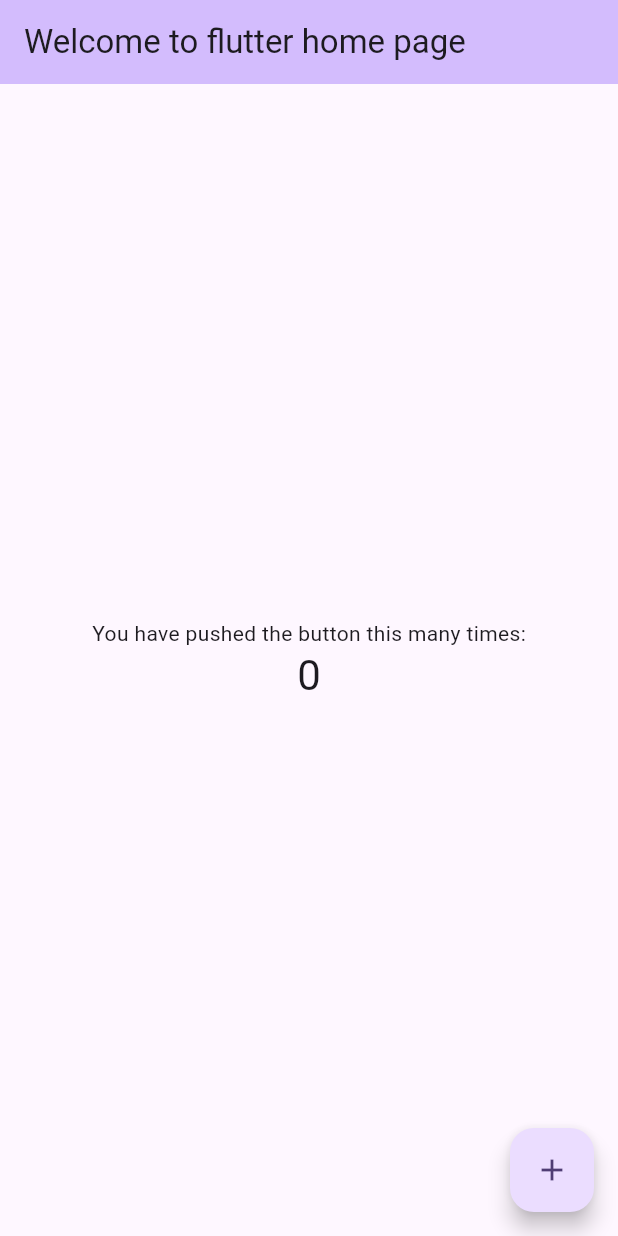
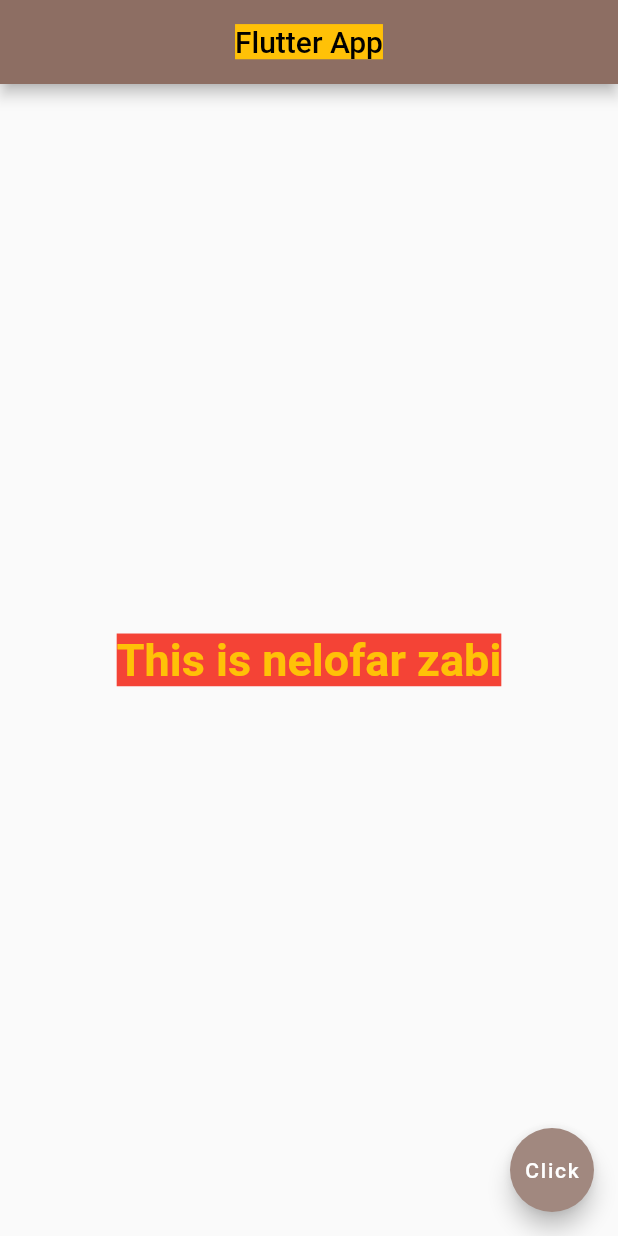
Before and after one commit to Nelofarzabi/Flutter_App, a Flutter app: the screen it shows after launch, on a phone screen of 412 x 824 dp. Run offline on Flutter 3.47's test engine with Material 2 defaults, Android fonts, the phone set to English and light mode, and no system bars.

Commit message:
Add basic style

```diff
--- a/lib/main.dart
+++ b/lib/main.dart
@@ -1,125 +1,26 @@
 import 'package:flutter/material.dart';
 
-void main() {
-  runApp(const MyApp());
+void main(){
+runApp(MaterialApp(
+ home: Scaffold(
+  appBar: AppBar(title:Text(
+    'Flutter App',
+      style: TextStyle(
+      backgroundColor: Colors.amber ,
+      color: Colors.black,
+    ),
+
+  ) , centerTitle: true, backgroundColor:Colors.brown[400],),
+     body: Center(child: Text(
+      'This is nelofar zabi',
+      style: TextStyle(
+        fontSize: 30 ,
+        backgroundColor: Colors.red ,
+        color: Colors.amber,
+        fontWeight: FontWeight.bold
+      ),
+     ),),
+  floatingActionButton: FloatingActionButton(onPressed: null , child:Text('Click') , backgroundColor: Colors.brown[300],),
+ ),
+));
 }
-
-class MyApp extends StatelessWidget {
-  const MyApp({super.key});
-
-  // This widget is the root of your application.
-  @override
-  Widget build(BuildContext context) {
-    return MaterialApp(
-      title: 'Flutter Demo',
-      theme: ThemeData(
-        // This is the theme of your application.
-        //
-        // TRY THIS: Try running your application with "flutter run". You'll see
-        // the application has a blue toolbar. Then, without quitting the app,
-        // try changing the seedColor in the colorScheme below to Colors.green
-        // and then invoke "hot reload" (save your changes or press the "hot
-        // reload" button in a Flutter-supported IDE, or press "r" if you used
-        // the command line to start the app).
-        //
-        // Notice that the counter didn't reset back to zero; the application
-        // state is not lost during the reload. To reset the state, use hot
-        // restart instead.
-        //
-        // This works for code too, not just values: Most code changes can be
-        // tested with just a hot reload.
-        colorScheme: ColorScheme.fromSeed(seedColor: Colors.deepPurple),
-        useMaterial3: true,
-      ),
-      home: const MyHomePage(title: 'Welcome to flutter home page'),
-    );
-  }
-}
-
-class MyHomePage extends StatefulWidget {
-  const MyHomePage({super.key, required this.title});
-
-  // This widget is the home page of your application. It is stateful, meaning
-  // that it has a State object (defined below) that contains fields that affect
-  // how it looks.
-
-  // This class is the configuration for the state. It holds the values (in this
-  // case the title) provided by the parent (in this case the App widget) and
-  // used by the build method of the State. Fields in a Widget subclass are
-  // always marked "final".
-
-  final String title;
-
-  @override
-  State<MyHomePage> createState() => _MyHomePageState();
-}
-
-class _MyHomePageState extends State<MyHomePage> {
-  int _counter = 0;
-
-  void _incrementCounter() {
-    setState(() {
-      // This call to setState tells the Flutter framework that something has
-      // changed in this State, which causes it to rerun the build method below
-      // so that the display can reflect the updated values. If we changed
-      // _counter without calling setState(), then the build method would not be
-      // called again, and so nothing would appear to happen.
-      _counter++;
-    });
-  }
-
-  @override
-  Widget build(BuildContext context) {
-    // This method is rerun every time setState is called, for instance as done
-    // by the _incrementCounter method above.
-    //
-    // The Flutter framework has been optimized to make rerunning build methods
-    // fast, so that you can just rebuild anything that needs updating rather
-    // than having to individually change instances of widgets.
-    return Scaffold(
-      appBar: AppBar(
-        // TRY THIS: Try changing the color here to a specific color (to
-        // Colors.amber, perhaps?) and trigger a hot reload to see the AppBar
-        // change color while the other colors stay the same.
-        backgroundColor: Theme.of(context).colorScheme.inversePrimary,
-        // Here we take the value from the MyHomePage object that was created by
-        // the App.build method, and use it to set our appbar title.
-        title: Text(widget.title),
-      ),
-      body: Center(
-        // Center is a layout widget. It takes a single child and positions it
-        // in the middle of the parent.
-        child: Column(
-          // Column is also a layout widget. It takes a list of children and
-          // arranges them vertically. By default, it sizes itself to fit its
-          // children horizontally, and tries to be as tall as its parent.
-          //
-          // Column has various properties to control how it sizes itself and
-          // how it positions its children. Here we use mainAxisAlignment to
-          // center the children vertically; the main axis here is the vertical
-          // axis because Columns are vertical (the cross axis would be
-          // horizontal).
-          //
-          // TRY THIS: Invoke "debug painting" (choose the "Toggle Debug Paint"
-          // action in the IDE, or press "p" in the console), to see the
-          // wireframe for each widget.
-          mainAxisAlignment: MainAxisAlignment.center,
-          children: <Widget>[
-            const Text(
-              'You have pushed the button this many times:',
-            ),
-            Text(
-              '$_counter',
-              style: Theme.of(context).textTheme.headlineMedium,
-            ),
-          ],
-        ),
-      ),
-      floatingActionButton: FloatingActionButton(
-        onPressed: _incrementCounter,
-        tooltip: 'Increment',
-        child: const Icon(Icons.add),
-      ), // This trailing comma makes auto-formatting nicer for build methods.
-    );
-  }
-}
```
